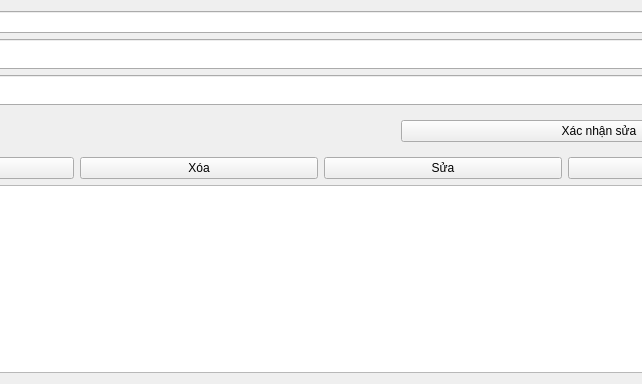
This is view/khach_hang/kh_ui.ui in loimaxto/DoAnPython as Qt 5 draws it before an edit; both pictures show x 175 to 817 and y 0 to 384 of the 992 by 384 pixel window. The edited form follows.
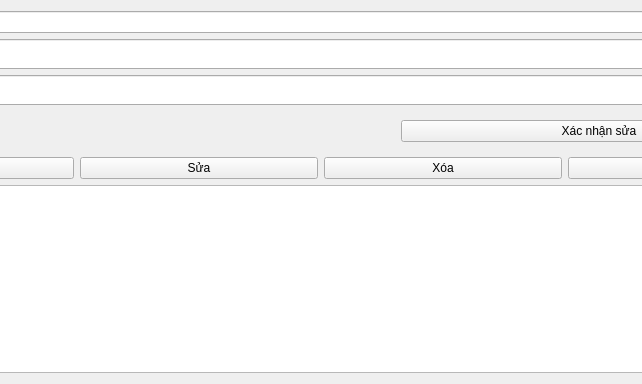
This is the edited form.

Commit message: update fix edit, delete khachhang

Patch:
```diff
--- a/view/khach_hang/kh_ui.ui
+++ b/view/khach_hang/kh_ui.ui
@@ -154,14 +154,14 @@
        <item>
         <widget class="QPushButton" name="updateButton">
          <property name="text">
-          <string>Xóa</string>
+          <string>Sửa</string>
          </property>
         </widget>
        </item>
        <item>
         <widget class="QPushButton" name="deleteButton">
          <property name="text">
-          <string>Sửa</string>
+          <string>Xóa</string>
          </property>
         </widget>
        </item>
```
The commit also changes 2 other files.
